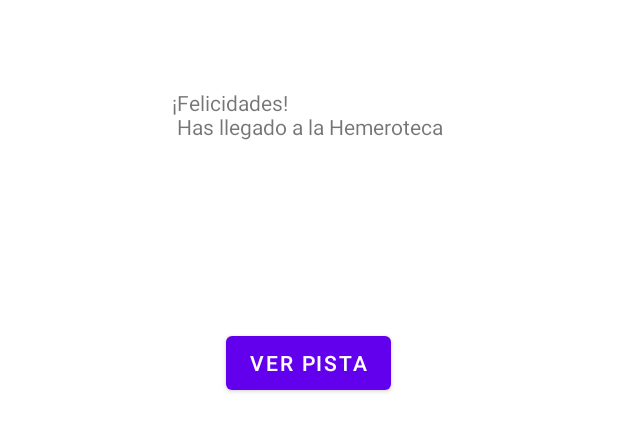
After one commit to DerekAlmanza/pergamo, an Android app: the layout seccion_biblioteca.xml on its own in the app's theme, with its tools: preview values and no code run, on a phone screen of 412 x 824 dp. The commit adds this screen. Shown: the top 431 px of the screen. Run offline under Robolectric (Android 15) with nearby library versions, the phone set to English and light mode, and no system bars.

Commit message:
Añadiendo la vista de las secciones de biblioteca

```diff
--- /dev/null
+++ b/app/src/main/res/layout/seccion_biblioteca.xml
@@ -0,0 +1,31 @@
+<?xml version="1.0" encoding="utf-8"?>
+<androidx.constraintlayout.widget.ConstraintLayout xmlns:android="http://schemas.android.com/apk/res/android"
+    xmlns:tools="http://schemas.android.com/tools"
+    xmlns:app="http://schemas.android.com/apk/res-auto"
+    android:layout_width="match_parent"
+    android:layout_height="match_parent">
+
+    <TextView
+        android:id="@+id/seccion1"
+        android:layout_width="wrap_content"
+        android:layout_height="wrap_content"
+        android:text="¡Felicidades! \n Has llegado a la Hemeroteca"
+        app:layout_constraintBottom_toBottomOf="parent"
+        app:layout_constraintHorizontal_bias="0.497"
+        app:layout_constraintLeft_toLeftOf="parent"
+        app:layout_constraintRight_toRightOf="parent"
+        app:layout_constraintTop_toTopOf="parent"
+        app:layout_constraintVertical_bias="0.074" />
+
+    <Button
+        android:id="@+id/pista"
+        android:layout_width="wrap_content"
+        android:layout_height="wrap_content"
+        android:text="Ver Pista"
+        app:layout_constraintBottom_toBottomOf="parent"
+        app:layout_constraintHorizontal_bias="0.498"
+        app:layout_constraintLeft_toLeftOf="parent"
+        app:layout_constraintRight_toRightOf="parent"
+        app:layout_constraintTop_toTopOf="parent"
+        app:layout_constraintVertical_bias="0.281" />
+</androidx.constraintlayout.widget.ConstraintLayout>
```
Also changed, not shown: app/src/main/java/com/example/pergamo/EscanearQR.java (+21 -0 lines), app/src/main/res/layout/activity_escanear_qr.xml (+14 -0 lines).
